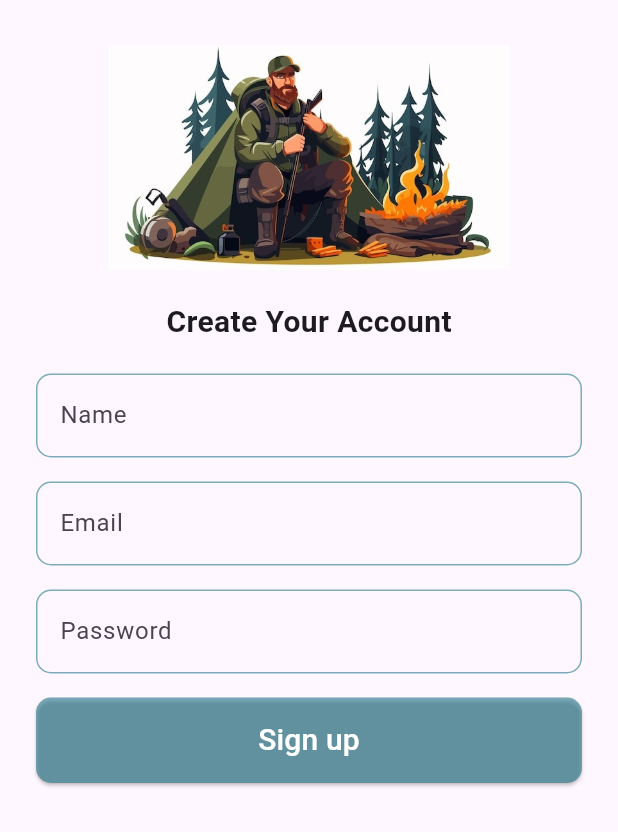
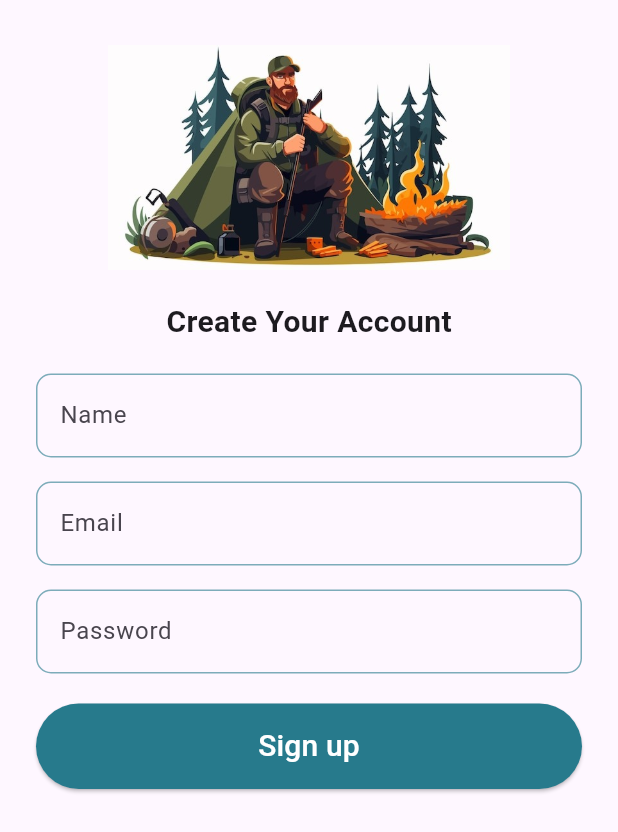
Before and after one commit to Chanukaisuru/CampKit, a Flutter app: the SignUpPage screen opened directly, on a phone screen of 412 x 824 dp. Shown: the top 832 px of the screen. Run offline on Flutter 3.47's test engine with Material 3 defaults, Android fonts, the light colour scheme and no system bars.

Commit message:
change button

```diff
--- a/lib/signIn_and_signUp/sign_up_page.dart
+++ b/lib/signIn_and_signUp/sign_up_page.dart
@@ -28,7 +28,8 @@ class SignUpPage extends StatelessWidget{
                   _buildTextField('Email', 'ex: chanukaisuru@gmail.com', false),
                   SizedBox(height: 16,),
                   _buildTextField('Password', '********', false),
-                  SizedBox(height: 16,),
+
+                  SizedBox(height: 20,),
 
 
                   ElevatedButton(
@@ -36,10 +37,10 @@ class SignUpPage extends StatelessWidget{
                       /**/
                     },
                     style: ElevatedButton.styleFrom(
-                      backgroundColor:Color(0x99277A8C),
+                      backgroundColor:Color(0xFF277A8C),
                       padding: EdgeInsets.symmetric(vertical: 14),
                       shape:RoundedRectangleBorder(
-                        borderRadius: BorderRadius.circular(10),
+                        borderRadius: BorderRadius.circular(30),
                       ),
                     ),
                     child: Center(
```
